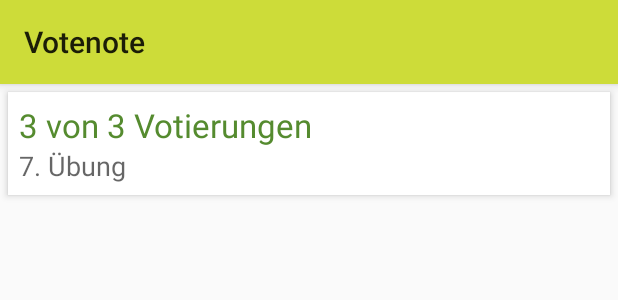
After one commit to enra64/Votenote, an Android app: the layout subject_fragment_card_thingy.xml on its own in the app's theme, with its tools: preview values and no code run, on a phone screen of 412 x 824 dp. The commit adds this screen. Shown: the top 300 px of the screen. Run offline under Robolectric (Android 15) with nearby library versions, the phone set to English and light mode, and no system bars.

Commit message:
added cards for lessons, made actionbar green

```diff
--- a/app/build.gradle
+++ b/app/build.gradle
@@ -20,6 +20,8 @@ android {
 
 dependencies {
     compile 'com.android.support:support-v4:22.2.0'
+    compile 'com.android.support:recyclerview-v7:21.0.0'
     compile 'com.android.support:appcompat-v7:22.2.0'
+    compile 'com.android.support:cardview-v7:21.0.0'
     compile 'com.jjoe64:graphview:4.0.1'
 }
--- /dev/null
+++ b/app/src/main/res/layout/subject_fragment_card_thingy.xml
@@ -0,0 +1,36 @@
+<android.support.v7.widget.CardView xmlns:android="http://schemas.android.com/apk/res/android"
+    xmlns:card_view="http://schemas.android.com/apk/res-auto"
+    android:id="@+id/card_view"
+    android:layout_width="match_parent"
+    android:layout_height="wrap_content"
+    android:layout_margin="5dp"
+    card_view:cardCornerRadius="0dp"
+    card_view:cardElevation="3dp">
+
+    <RelativeLayout
+        android:layout_width="match_parent"
+        android:layout_height="wrap_content"
+        android:padding="7dp">
+
+        <TextView
+            android:id="@+id/subject_fragment_card_upper"
+            android:layout_width="wrap_content"
+            android:layout_height="wrap_content"
+            android:layout_alignParentLeft="true"
+            android:layout_alignParentStart="true"
+            android:layout_alignParentTop="true"
+            android:text="3 von 3 Votierungen"
+            android:textAppearance="?android:attr/textAppearanceLarge"
+            android:textColor="#558b2f" />
+
+        <TextView
+            android:id="@+id/subject_fragment_card_lower"
+            android:layout_width="wrap_content"
+            android:layout_height="wrap_content"
+            android:layout_alignParentLeft="true"
+            android:layout_alignParentStart="true"
+            android:layout_below="@+id/subject_fragment_card_upper"
+            android:text="7. Übung"
+            android:textAppearance="?android:attr/textAppearanceMedium" />
+    </RelativeLayout>
+</android.support.v7.widget.CardView>
--- a/app/src/main/res/values-v21/styles.xml
+++ b/app/src/main/res/values-v21/styles.xml
@@ -1,7 +1,7 @@
 <resources>
 
     <!-- Base application theme. -->
-    <style name="AppTheme" parent="android:Theme.Material.Light.DarkActionBar">
+    <style name="AppTheme" parent="@style/CustomActionBarTheme">
         <!-- Theme.AppCompat.Light.DarkActionBar -->
         <item name="android:windowActionBar">true</item>
     </style>
--- /dev/null
+++ b/app/src/main/res/values/themes.xml
@@ -0,0 +1,12 @@
+<?xml version="1.0" encoding="utf-8"?>
+<resources>
+    <!-- the theme applied to the application or activity -->
+    <style name="CustomActionBarTheme" parent="android:Theme.Material.Light">
+        <item name="android:actionBarStyle">@style/MyActionBar</item>
+    </style>
+
+    <!-- ActionBar styles -->
+    <style name="MyActionBar" parent="@android:style/Widget.Material.ActionBar">
+        <item name="android:background">#cddc39</item>
+    </style>
+</resources>
```
Also changed, not shown: app/src/main/java/de/oerntec/votenote/SubjectFragment.java (+117 -28 lines), app/src/main/res/layout/mainfragment.xml (+5 -6 lines).
